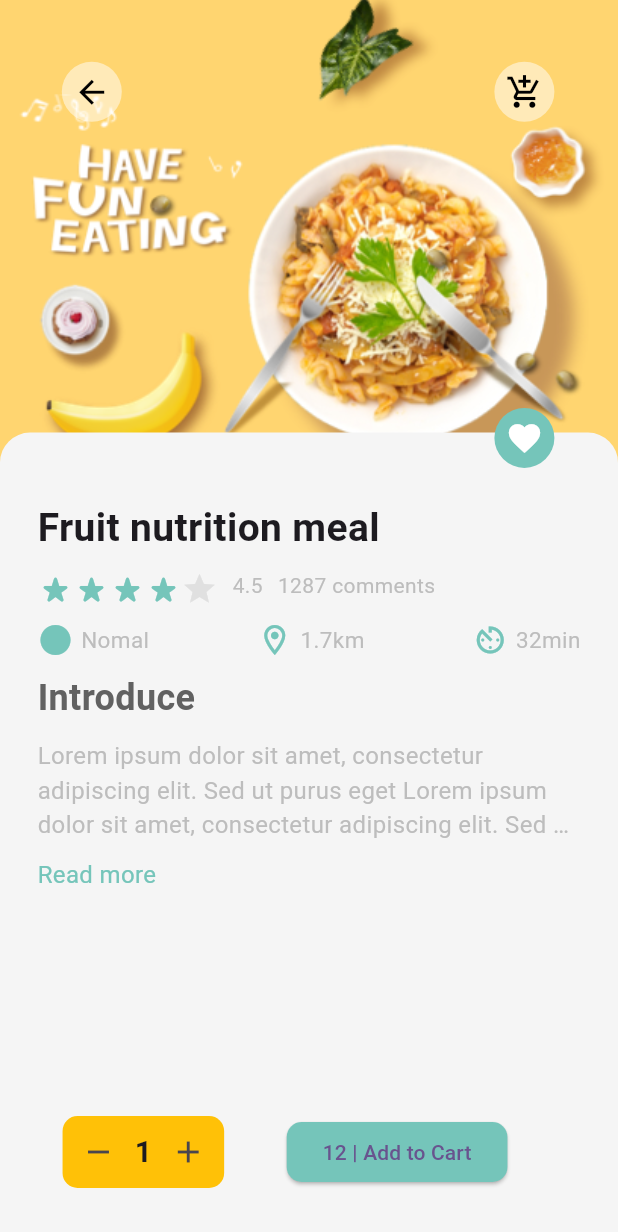
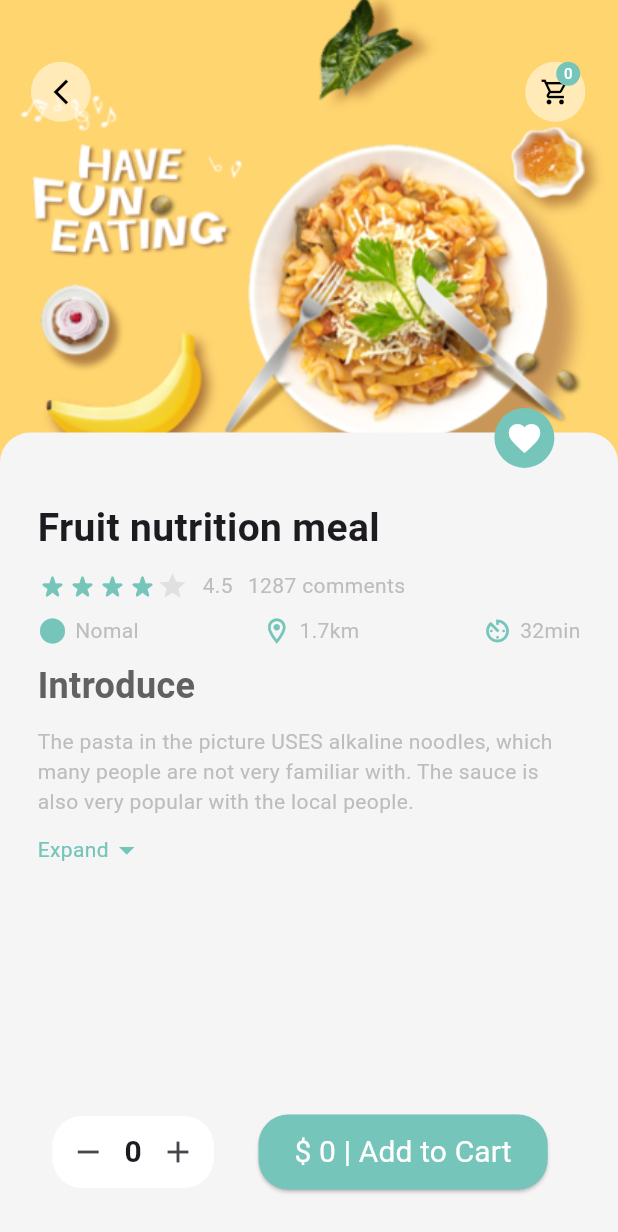
Before and after one commit to wryBank/flutter_np, a Flutter app: the screen it shows after launch, after a tap on the "remove" icon, on a phone screen of 412 x 824 dp. Shown: the top 1232 px of the screen. Run offline on Flutter 3.47's test engine with Material 3 defaults, Android fonts, the phone set to English and light mode, and no system bars; our stand-ins replace flutter_bloc.

Commit message:
calulate cart

```diff
--- a/lib/food_detail.dart
+++ b/lib/food_detail.dart
@@ -1,4 +1,8 @@
 import 'package:flutter/material.dart';
+import 'package:flutter_application_1/logic/blocs/cart/cart_bloc.dart';
+import 'package:flutter_application_1/logic/blocs/cart/cart_event.dart';
+import 'package:flutter_application_1/logic/blocs/cart/cart_state.dart';
+import 'package:flutter_bloc/flutter_bloc.dart';
 
 class FoodDetailPage extends StatelessWidget {
   const FoodDetailPage({super.key});
@@ -62,11 +66,15 @@ class FoodDetailPage extends StatelessWidget {
                         crossAxisAlignment: CrossAxisAlignment.start,
                         // mainAxisAlignment: MainAxisAlignment.spaceEvenly,
                         children: [
-                          const Icon(Icons.star_rate_rounded, color: Color(0xFF75c5ba)),
-                          const Icon(Icons.star_rate_rounded, color: Color(0xFF75c5ba)),
-                          const Icon(Icons.star_rate_rounded, color: Color(0xFF75c5ba)),
-                          const Icon(Icons.star_rate_rounded, color: Color(0xFF75c5ba)),
-                          Icon(Icons.star, color: Colors.grey[300]),
+                          const Icon(Icons.star_rate_rounded, color: Color(0xFF75c5ba), size: 20),
+                          const Icon(Icons.star_rate_rounded, color: Color(0xFF75c5ba), size: 20),
+                          const Icon(Icons.star_rate_rounded, color: Color(0xFF75c5ba), size: 20),
+                          const Icon(Icons.star_rate_rounded, color: Color(0xFF75c5ba), size: 20),
+                          Icon(
+                            Icons.star,
+                            color: Colors.grey[300],
+                            size: 20,
+                          ),
                           const SizedBox(width: 10),
                           Text(
                             '4.5',
@@ -94,12 +102,16 @@ class FoodDetailPage extends StatelessWidget {
                           Container(
                             child: Row(
                               children: [
-                                const Icon(Icons.circle, color: Color(0xFF75c5ba)),
+                                const Icon(
+                                  Icons.circle,
+                                  color: Color(0xFF75c5ba),
+                                  size: 20,
+                                ),
                                 const SizedBox(width: 5),
                                 Text(
                                   'Nomal',
                                   style: TextStyle(
-                                    fontSize: 15,
+                                    fontSize: 14,
                                     fontWeight: FontWeight.normal,
                                     color: Colors.grey[400],
                                   ),
@@ -110,12 +122,12 @@ class FoodDetailPage extends StatelessWidget {
                           Container(
                             child: Row(
                               children: [
-                                const Icon(Icons.location_on_outlined, color: Color(0xFF75c5ba)),
+                                const Icon(Icons.location_on_outlined, color: Color(0xFF75c5ba), size: 20),
                                 const SizedBox(width: 5),
                                 Text(
                                   '1.7km',
                                   style: TextStyle(
-                                    fontSize: 15,
+                                    fontSize: 14,
                                     fontWeight: FontWeight.normal,
                                     color: Colors.grey[400],
                                   ),
@@ -126,12 +138,16 @@ class FoodDetailPage extends StatelessWidget {
                           Container(
                             child: Row(
                               children: [
-                                const Icon(Icons.av_timer_outlined, color: Color(0xFF75c5ba)),
+                                const Icon(
+                                  Icons.av_timer_outlined,
+                                  color: Color(0xFF75c5ba),
+                                  size: 20,
+                                ),
                                 const SizedBox(width: 5),
                                 Text(
                                   '32min',
                                   style: TextStyle(
-                                    fontSize: 15,
+                                    fontSize: 14,
                                     fontWeight: FontWeight.normal,
                                     color: Colors.grey[400],
                                   ),
@@ -153,15 +169,16 @@ class FoodDetailPage extends StatelessWidget {
                       const SizedBox(height: 10),
                       LayoutBuilder(
                         builder: (context, constraints) {
-                          bool isOverflowing = constraints.maxHeight > 28; // Check if the text exceeds 3 lines (3 * 16 = 48)
+                          bool isOverflowing = constraints.maxHeight > 48; // Check if the text exceeds 3 lines (3 * 16 = 48)
                           return Column(
                             // mainAxisAlignment: MainAxisAlignment.start,
                             crossAxisAlignment: CrossAxisAlignment.start,
                             children: [
                               Text(
-                                "Lorem ipsum dolor sit amet, consectetur adipiscing elit. Sed ut purus eget Lorem ipsum dolor sit amet, consectetur adipiscing elit. Sed ut purus eget Lorem ipsum dolor sit amet, consectetur adipiscing elit. Sed ut purus eget",
+                                "The pasta in the picture USES alkaline noodles, which many people are not very familiar with. The sauce is also very popular with the local people.",
+
                                 style: TextStyle(
-                                  fontSize: 16,
+                                  fontSize: 14,
                                   color: Colors.grey[400],
                                 ),
                                 maxLines: 3,
@@ -170,13 +187,21 @@ class FoodDetailPage extends StatelessWidget {
                               ),
                               const SizedBox(height: 10),
                               if (isOverflowing)
-                                const Text(
-                                  'Read more',
+                                const Row(
+                                  children: [
+                                    Text(
+                                      'Expand',
                                       style: TextStyle(
-                                    fontSize: 16,
+                                        fontSize: 14,
                                         color: Color(0xFF75c5ba),
                                       ),
                                     ),
+                                    Icon(
+                                      Icons.arrow_drop_down,
+                                      color: Color(0xFF75c5ba),
+                                    ),
+                                  ],
+                                )
                             ],
                           );
                         },
@@ -197,57 +222,69 @@ class FoodDetailPage extends StatelessWidget {
             ),
             Positioned(
               top: screenHeight * 0.05,
-              left: screenWidth * 0.8,
+              left: screenWidth * 0.85,
               child: CircleAvatar(
                 radius: 20,
                 backgroundColor: Colors.white.withOpacity(0.5),
-                child: const Icon(Icons.add_shopping_cart, size: 25, color: Colors.black),
+                child: const Icon(Icons.shopping_cart_outlined, size: 20, color: Colors.black),
               ),
             ),
+            BlocBuilder<CartBloc, CartModelState>(builder: (context, state) {
+              return Positioned(
+                top: screenHeight * 0.05,
+                left: screenWidth * 0.90,
+                child: CircleAvatar(
+                  radius: 8,
+                  backgroundColor: const Color(0xFF75c5ba),
+                  child: Text('${state.cartitem}', style: const TextStyle(color: Colors.white, fontSize: 10)),
+                ),
+              );
+            }),
             Positioned(
               top: screenHeight * 0.05,
-              left: screenWidth * 0.1,
+              left: screenWidth * 0.05,
               child: CircleAvatar(
                 radius: 20,
                 backgroundColor: Colors.white.withOpacity(0.5),
-                child: const Icon(Icons.arrow_back, size: 25, color: Colors.black),
+                child: const Icon(Icons.arrow_back_ios_new, size: 20, color: Colors.black),
               ),
             ),
           ],
         ),
       ),
-      floatingActionButton: BottomAppBar(
+      floatingActionButton: BlocBuilder<CartBloc, CartModelState>(builder: (context, state) {
+        return BottomAppBar(
           color: Colors.transparent,
+          child: Padding(
+            padding: const EdgeInsets.only(
+              left: 20,
+            ),
             child: Row(
-          mainAxisAlignment: MainAxisAlignment.spaceEvenly,
+              mainAxisAlignment: MainAxisAlignment.spaceAround,
               children: [
                 Container(
                   decoration: BoxDecoration(
-                borderRadius: BorderRadius.circular(10),
-                color: Colors.amber,
+                    borderRadius: BorderRadius.circular(20),
+                    color: Colors.white,
                   ),
                   child: Row(
                     children: [
                       IconButton(
                         onPressed: () {
-                      // setState(() {
-                      //   if (quantity > 1) quantity--;
-                      // });
+                          if (state.count > 0) context.read<CartBloc>().add(CartEventRemove(item: 1));
                         },
                         icon: const Icon(Icons.remove),
                       ),
-                  const Text(
-                    '1',
-                    style: TextStyle(
+                      Text(
+                        '${state.count}',
+                        style: const TextStyle(
                           fontSize: 20,
                           fontWeight: FontWeight.bold,
                         ),
                       ),
                       IconButton(
                         onPressed: () {
-                      // setState(() {
-                      //   quantity++;
-                      // });
+                          context.read<CartBloc>().add(CartEventAdd(item: 1));
                         },
                         icon: const Icon(Icons.add),
                       ),
@@ -257,15 +294,27 @@ class FoodDetailPage extends StatelessWidget {
                 ElevatedButton(
                   style: ElevatedButton.styleFrom(
                       shape: RoundedRectangleBorder(
-                    borderRadius: BorderRadius.circular(10),
+                        borderRadius: BorderRadius.circular(20),
                       ),
-                  backgroundColor: const Color(0xFF75c5ba)),
-              onPressed: () {},
-              child: const Text('12 | Add to Cart'),
+                      backgroundColor: const Color(0xFF75c5ba),
+                      minimumSize: const Size(150, 50)),
+                  onPressed: () {
+                    context.read<CartBloc>().add(AddtoCart(cartitem: 1));
+                  },
+                  child: Text(
+                    '\$ ${state.count * 14} | Add to Cart',
+                    style: const TextStyle(
+                      fontSize: 20,
+                      fontWeight: FontWeight.normal,
+                      color: Colors.white,
+                    ),
+                  ),
                 ),
               ],
             ),
           ),
         );
+      }),
+    );
   }
 }
--- /dev/null
+++ b/lib/logic/blocs/appbloc.dart
@@ -0,0 +1,21 @@
+abstract class AppEvent {}
+
+abstract class AppState {}
+
+class StateInitial extends AppState {
+  @override
+  String toString() => 'initial state...';
+}
+
+class StateLoading extends AppState {
+  @override
+  String toString() => 'loading state...';
+}
+
+class StateError extends AppState {
+  final String message;
+  StateError({required this.message});
+
+  @override
+  String toString() => message;
+}
--- /dev/null
+++ b/lib/logic/blocs/cart/cart_bloc.dart
@@ -0,0 +1,17 @@
+import 'package:flutter_application_1/logic/blocs/cart/cart_event.dart';
+import 'package:flutter_application_1/logic/blocs/cart/cart_state.dart';
+import 'package:flutter_bloc/flutter_bloc.dart';
+
+class CartBloc extends Bloc<CartEvent, CartModelState> {
+  CartBloc() : super(CartModelState().initial()) {
+    on<CartEventAdd>((event, emit) {
+      emit(state.copyWith(count: state.count + event.item, total: state.total + 1));
+    });
+    on<CartEventRemove>((event, emit) {
+      emit(state.copyWith(count: state.count - event.item, total: state.total - 1));
+    });
+    on<AddtoCart>((event, emit) {
+      emit(state.copyWith(cartitem: state.cartitem + event.cartitem));
+    });
+  }
+}
--- /dev/null
+++ b/lib/logic/blocs/cart/cart_event.dart
@@ -0,0 +1,18 @@
+import 'package:flutter_application_1/logic/blocs/appbloc.dart';
+
+abstract class CartEvent extends AppEvent {}
+
+class CartEventAdd extends CartEvent {
+  final int item;
+  CartEventAdd({required this.item});
+}
+
+class CartEventRemove extends CartEvent {
+  final int item;
+  CartEventRemove({required this.item});
+}
+
+class AddtoCart extends CartEvent {
+  final int cartitem;
+  AddtoCart({required this.cartitem});
+}
--- /dev/null
+++ b/lib/logic/blocs/cart/cart_state.dart
@@ -0,0 +1,19 @@
+class CartModelState {
+  final int count;
+  final double total;
+  final int cartitem;
+
+  CartModelState({this.count = 0, this.total = 0, this.cartitem = 0});
+
+  CartModelState initial() {
+    return CartModelState(count: 0, total: 0, cartitem: 0);
+  }
+
+  CartModelState copyWith({int? count, double? total, int? cartitem}) {
+    return CartModelState(
+      count: count ?? this.count,
+      total: total ?? this.total,
+      cartitem: cartitem ?? this.cartitem,
+    );
+  }
+}
--- a/lib/main.dart
+++ b/lib/main.dart
@@ -1,6 +1,8 @@
 import 'package:flutter/material.dart';
 import 'package:flutter_application_1/food_detail.dart';
 import 'package:flutter_application_1/food_detail2.dart';
+import 'package:flutter_application_1/logic/blocs/cart/cart_bloc.dart';
+import 'package:flutter_bloc/flutter_bloc.dart';
 
 void main() {
   runApp(const MyApp());
@@ -12,13 +14,16 @@ class MyApp extends StatelessWidget {
   // This widget is the root of your application.
   @override
   Widget build(BuildContext context) {
-    return MaterialApp(
-      title: 'Flutter Demo',
-      theme: ThemeData(
-        colorScheme: ColorScheme.fromSeed(seedColor: Colors.deepPurple),
-        useMaterial3: true,
+    return BlocProvider(
+      create: (context) => CartBloc(),
+      child: MaterialApp(
+        title: 'Flutter Demo',
+        theme: ThemeData(
+          colorScheme: ColorScheme.fromSeed(seedColor: Colors.deepPurple),
+          useMaterial3: true,
+        ),
+        home: const FoodDetailPage(),
       ),
-      home: const FoodDetailPage(),
     );
   }
 }
--- a/pubspec.yaml
+++ b/pubspec.yaml
@@ -35,6 +35,7 @@ dependencies:
   # The following adds the Cupertino Icons font to your application.
   # Use with the CupertinoIcons class for iOS style icons.
   cupertino_icons: ^1.0.8
+  flutter_bloc: ^9.0.0
 
 dev_dependencies:
   flutter_test:
```
Also changed, not shown: pubspec.lock. Lines whose indentation alone changed are shown as unchanged.
